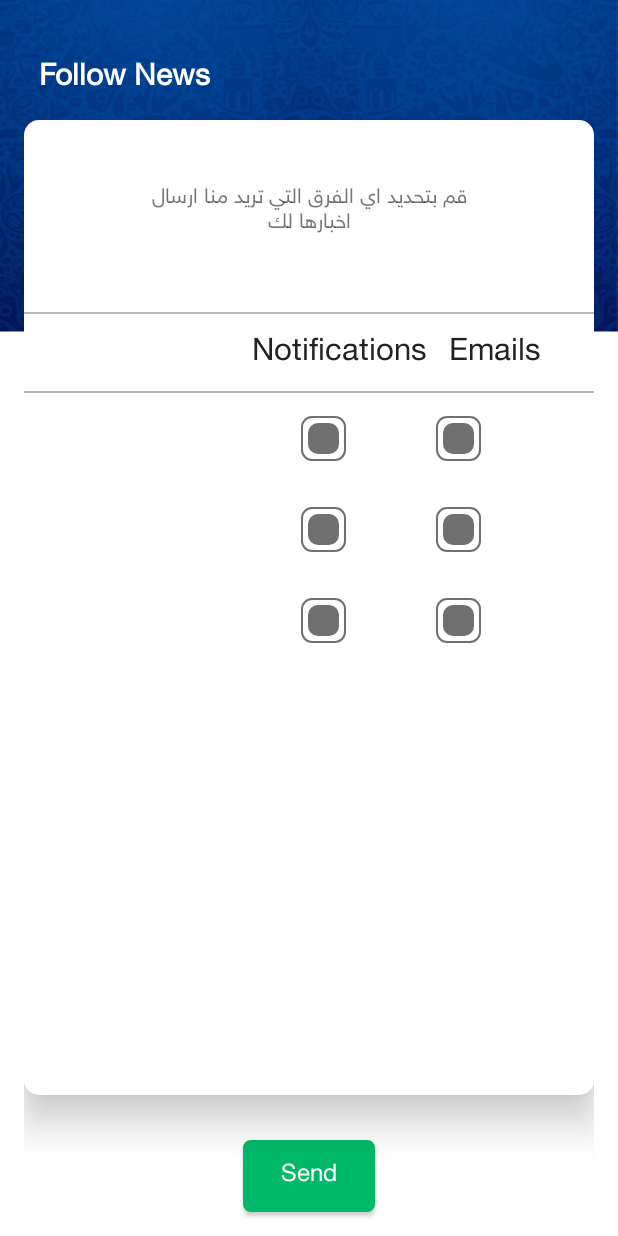
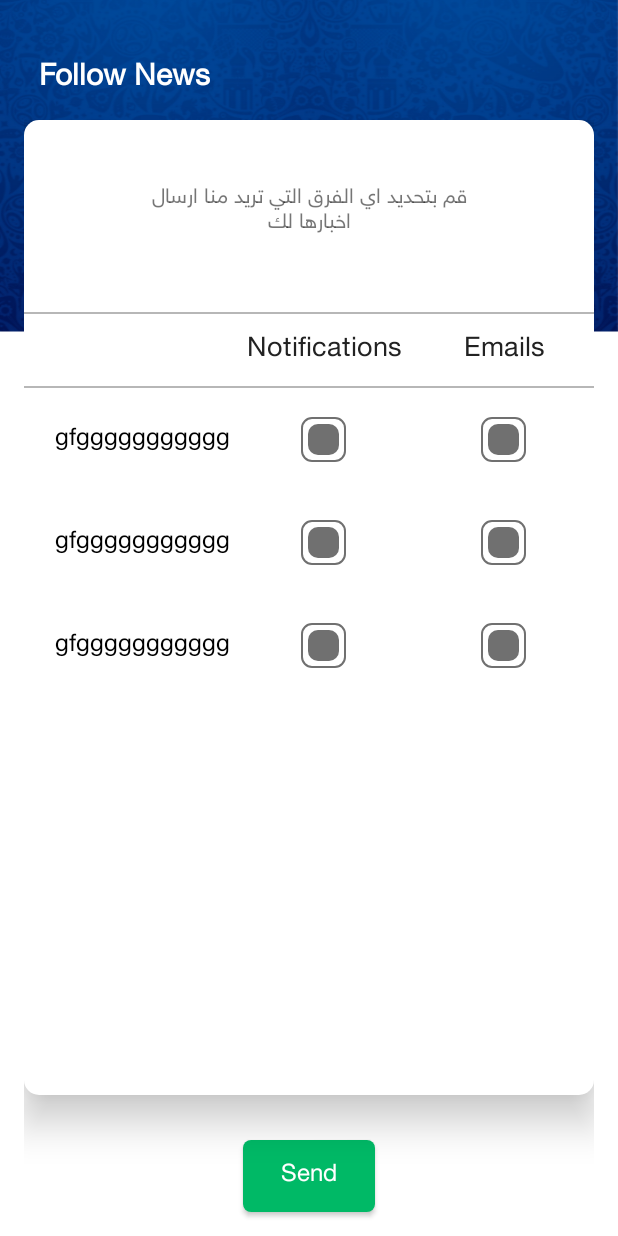
Before and after one commit to Sakb-net/spl_fantazy_android, an Android app: the layout fragment_follow_team.xml on its own in the app's theme, with its tools: preview values and no code run, on a phone screen of 412 x 824 dp. Run offline under Robolectric (Android 15) with nearby library versions, the phone set to English and light mode, and no system bars.

Commit message:
Finish TeamsFollow Signed-off-by: mohammedfarid
Signed-off-by: mohammedfarid <m.farid.shawky@gmail.com>

```diff
--- a/app/src/main/java/com/sakb/spl/data/remote/SplApiEndpoints.kt
+++ b/app/src/main/java/com/sakb/spl/data/remote/SplApiEndpoints.kt
@@ -281,8 +281,9 @@ interface SplApiEndpoints {
     ): Single<CreateLeagueResponse>
 
     @FormUrlEncoded
-    @POST("/api/v1/group_eldwry/join")
+    @POST("/api/v1/group_eldwry/join/{type_group}")
     fun joinGroupEldawery(
+        @Path("type_group") type_league: String,
         @Field("val_code") val_code: String,
     ): Single<JoinLeagueResponse>
 
@@ -351,6 +352,6 @@ interface SplApiEndpoints {
     @FormUrlEncoded
     @POST("/api/v1/addFollowingTeam")
     fun followTeams(
-        @Field("teamFollow ") teamFollow: String,
+        @Field("teamFollow") teamFollow: String,
     ): Single<BaseResponse>
 }
--- a/app/src/main/java/com/sakb/spl/data/repository/SplRepository.kt
+++ b/app/src/main/java/com/sakb/spl/data/repository/SplRepository.kt
@@ -317,8 +317,8 @@ class SplRepository constructor(
         return remote.createGroupEldawery(link_subeldawey, name, type_league)
     }
 
-    fun joinGroupEldawery(val_code: String): Single<JoinLeagueResponse> {
-        return remote.joinGroupEldawery(val_code)
+    fun joinGroupEldawery(val_code: String, type_league: String): Single<JoinLeagueResponse> {
+        return remote.joinGroupEldawery(val_code, type_league)
     }
 
     fun getAllDawery(type_league: String): Single<GetAllLeaguesResponse> {
@@ -396,6 +396,6 @@ class SplRepository constructor(
     }
 
     fun followTeams(followTeams: String): Single<BaseResponse> {
-        return remote.followTeams("[$followTeams]")
+        return remote.followTeams(followTeams)
     }
 }
--- a/app/src/main/java/com/sakb/spl/ui/specialleague/SpecialLeagueViewModel.kt
+++ b/app/src/main/java/com/sakb/spl/ui/specialleague/SpecialLeagueViewModel.kt
@@ -9,8 +9,8 @@ import io.reactivex.schedulers.Schedulers
 
 class SpecialLeagueViewModel(private val repository: SplRepository) : BaseViewModel() {
     val joinLeagueResponse = SingleLiveEvent<JoinLeagueResponse>()
-    fun loadJoinLeague(valCode: String = "") {
-        repository.joinGroupEldawery(valCode)
+    fun loadJoinLeague(valCode: String = "", type_league: String) {
+        repository.joinGroupEldawery(valCode, type_league)
             .subscribeOn(Schedulers.io())
             .applyLoadingState()
             .subscribe(
--- a/app/src/main/res/layout/fragment_follow_team.xml
+++ b/app/src/main/res/layout/fragment_follow_team.xml
@@ -82,53 +82,43 @@
                     android:layout_marginBottom="@dimen/_10sdp"
                     android:background="@color/form_ed" />
 
-                <androidx.constraintlayout.widget.ConstraintLayout
+                <androidx.appcompat.widget.LinearLayoutCompat
                     android:layout_width="match_parent"
-                    android:layout_height="wrap_content">
+                    android:layout_height="wrap_content"
+                    android:layout_gravity="center"
+                    android:gravity="center"
+                    android:orientation="horizontal"
+                    android:weightSum="3">
 
                     <androidx.appcompat.widget.AppCompatTextView
                         android:id="@+id/textView"
-                        android:layout_width="@dimen/_100sdp"
+                        android:layout_width="0dp"
+                        android:layout_marginStart="@dimen/_16sdp"
                         android:layout_height="match_parent"
-                        android:layout_marginStart="@dimen/_26sdp"
-                        android:layout_marginEnd="@dimen/_14sdp"
-                        android:fontFamily="@font/helvetica_reg"
-                        android:gravity="start"
-                        android:maxLines="1"
-                        android:singleLine="true"
-                        android:textColor="@color/black"
-                        android:textDirection="locale"
-                        android:textSize="16sp"
-                        app:layout_constraintBottom_toBottomOf="parent"
-                        app:layout_constraintEnd_toStartOf="@id/notification"
-                        app:layout_constraintStart_toStartOf="parent"
-                        app:layout_constraintTop_toTopOf="parent" />
+                        android:layout_weight="1" />
+
+                    <androidx.appcompat.widget.AppCompatTextView
+                        android:id="@+id/notification"
+                        android:layout_width="0dp"
+                        android:layout_height="match_parent"
+                        android:layout_weight="1"
+                        android:gravity="center"
+                        android:text="@string/notification"
+                        android:textColor="@color/colorContentDark"
+                        android:textSize="@dimen/_14ssp" />
 
                     <androidx.appcompat.widget.AppCompatTextView
                         android:id="@+id/tv_emails"
-                        android:layout_width="wrap_content"
+                        android:layout_width="0dp"
                         android:layout_height="match_parent"
-                        android:layout_marginEnd="@dimen/_27sdp"
+                        android:layout_weight="1"
+                        android:gravity="center"
                         android:text="@string/emails"
                         android:textColor="@color/colorContentDark"
-                        android:textSize="@dimen/_16ssp"
-                        app:layout_constraintBottom_toBottomOf="parent"
-                        app:layout_constraintEnd_toEndOf="parent"
-                        app:layout_constraintTop_toTopOf="parent" />
+                        android:textSize="@dimen/_14ssp" />
 
-                    <androidx.appcompat.widget.AppCompatTextView
-                        android:id="@+id/notification"
-                        android:layout_width="wrap_content"
-                        android:layout_height="match_parent"
-                        android:layout_marginEnd="@dimen/_35sdp"
-                        android:text="@string/notification"
-                        android:textColor="@color/colorContentDark"
-                        android:textSize="@dimen/_16ssp"
-                        app:layout_constraintBottom_toBottomOf="parent"
-                        app:layout_constraintEnd_toStartOf="@id/tv_emails"
-                        app:layout_constraintStart_toEndOf="@id/textView"
-                        app:layout_constraintTop_toTopOf="parent" />
-                </androidx.constraintlayout.widget.ConstraintLayout>
+
+                </androidx.appcompat.widget.LinearLayoutCompat>
 
                 <View
                     android:layout_width="match_parent"
@@ -140,8 +130,6 @@
                     android:id="@+id/recyclerView"
                     android:layout_width="match_parent"
                     android:layout_height="wrap_content"
-                    android:paddingStart="@dimen/_8sdp"
-                    android:paddingEnd="@dimen/_8sdp"
                     tools:listitem="@layout/item_team_notification_option" />
             </androidx.appcompat.widget.LinearLayoutCompat>
 
--- a/app/src/main/res/layout/item_team_notification_option.xml
+++ b/app/src/main/res/layout/item_team_notification_option.xml
@@ -1,50 +1,55 @@
 <?xml version="1.0" encoding="utf-8"?>
-<androidx.constraintlayout.widget.ConstraintLayout xmlns:android="http://schemas.android.com/apk/res/android"
-    xmlns:app="http://schemas.android.com/apk/res-auto"
+<androidx.appcompat.widget.LinearLayoutCompat xmlns:android="http://schemas.android.com/apk/res/android"
     android:layout_width="match_parent"
     android:layout_height="wrap_content"
+    xmlns:tools="http://schemas.android.com/tools"
     android:layout_gravity="center_vertical"
     android:gravity="center_vertical"
     android:orientation="horizontal"
-    android:padding="15dp">
+    android:paddingTop="@dimen/_15sdp"
+    android:paddingBottom="@dimen/_15sdp"
+    android:weightSum="3">
 
     <androidx.appcompat.widget.AppCompatTextView
         android:id="@+id/textView"
         android:layout_width="0dp"
         android:layout_height="match_parent"
-        android:layout_marginStart="@dimen/_26sdp"
-        android:layout_marginEnd="@dimen/_16sdp"
+        android:layout_marginStart="@dimen/_16sdp"
         android:fontFamily="@font/helvetica_reg"
-        android:gravity="start"
+        android:layout_weight="1"
         android:maxLines="1"
         android:singleLine="true"
         android:textColor="@color/black"
         android:textDirection="locale"
         android:textSize="16sp"
-        app:layout_constraintBottom_toBottomOf="parent"
-        app:layout_constraintEnd_toStartOf="@id/imageView_notification"
-        app:layout_constraintStart_toStartOf="parent"
-        app:layout_constraintTop_toTopOf="parent" />
+        android:gravity="start|center_vertical"
+        tools:text="gfggggggggggg" />
+
+    <FrameLayout
+        android:layout_width="0dp"
+        android:layout_height="match_parent"
+        android:layout_gravity="center"
+        android:layout_weight="1">
 
         <androidx.appcompat.widget.AppCompatImageView
             android:id="@+id/imageView_notification"
             android:layout_width="@dimen/_23sdp"
             android:layout_height="@dimen/_23sdp"
-        android:layout_marginEnd="@dimen/_46sdp"
-        android:background="@drawable/square_dark"
-        app:layout_constraintBottom_toBottomOf="parent"
-        app:layout_constraintEnd_toStartOf="@id/imageView_email"
-        app:layout_constraintStart_toEndOf="@id/textView"
-        app:layout_constraintTop_toTopOf="parent" />
+            android:layout_gravity="center"
+            android:background="@drawable/square_dark" />
+    </FrameLayout>
+
+    <FrameLayout
+        android:layout_width="0dp"
+        android:layout_height="match_parent"
+        android:layout_gravity="center"
+        android:layout_weight="1">
 
         <androidx.appcompat.widget.AppCompatImageView
             android:id="@+id/imageView_email"
             android:layout_width="@dimen/_23sdp"
             android:layout_height="@dimen/_23sdp"
-        android:layout_marginEnd="@dimen/_38sdp"
-        android:background="@drawable/square_dark"
-        app:layout_constraintBottom_toBottomOf="parent"
-        app:layout_constraintEnd_toEndOf="parent"
-        app:layout_constraintStart_toEndOf="@id/imageView_notification"
-        app:layout_constraintTop_toTopOf="parent" />
-</androidx.constraintlayout.widget.ConstraintLayout>
+            android:layout_gravity="center"
+            android:background="@drawable/square_dark" />
+    </FrameLayout>
+</androidx.appcompat.widget.LinearLayoutCompat>
--- a/app/src/main/res/navigation/mobile_navigation.xml
+++ b/app/src/main/res/navigation/mobile_navigation.xml
@@ -178,7 +178,11 @@
         android:id="@+id/specialLeagueFragment"
         android:name="com.sakb.spl.ui.specialleague.SpecialLeagueFragment"
         android:label="@string/join_to_special_league"
-        tools:layout="@layout/special_league_fragment" />
+        tools:layout="@layout/special_league_fragment">
+        <argument
+            android:name="type"
+            app:argType="string" />
+    </fragment>
     <fragment
         android:id="@+id/createClassicLeagueFragment"
         android:name="com.sakb.spl.ui.classicleague.CreateClassicLeagueFragment"
--- a/app/src/main/res/values/strings.xml
+++ b/app/src/main/res/values/strings.xml
@@ -285,7 +285,7 @@
     <string name="enter_the_league_code_here">Enter the league code here</string>
     <string name="select_round">Choose a round</string>
     <string name="create_classic_league">Create a classic league</string>
-    <string name="classic_league">"Classic League "</string>
+    <string name="classic_league">Classic League</string>
     <string name="classic_desc">In the classic league, teams are ranked based on their total score in the game. You can join or exit the Classic League at any time during the season
 </string>
     <string name="league_name">League name</string>
```
Also changed, not shown: app/src/main/java/com/sakb/spl/ui/league/LeagueFragment.kt (+9 -3 lines), app/src/main/java/com/sakb/spl/ui/specialleague/SpecialLeagueFragment.kt (+10 -3 lines), app/src/main/res/layout/join_to_powerful_league_fragment.xml (+0 -18 lines), app/src/main/res/layout/league_fragment.xml (+15 -10 lines). Lines whose indentation alone changed are shown as unchanged.
